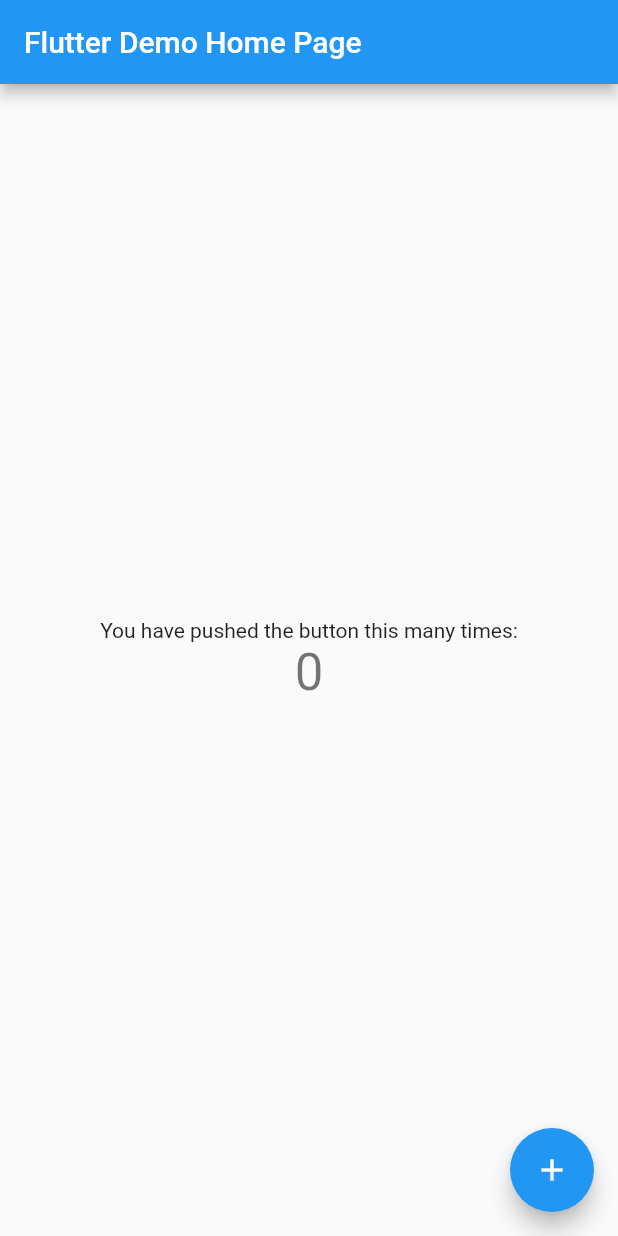
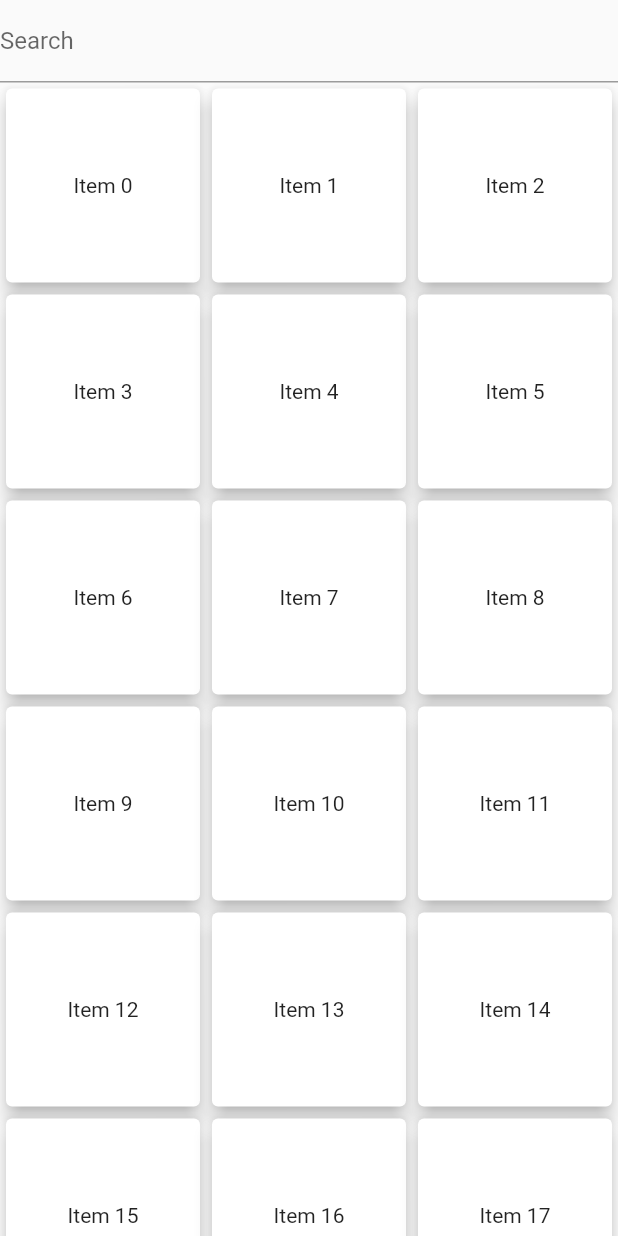
Before and after one commit to andreslab/paas-platform-master, a Flutter app: the screen it shows after launch, on a phone screen of 412 x 824 dp. Run offline on Flutter 3.47's test engine with Material 2 defaults, Android fonts, the phone set to English and light mode, and no system bars.

Commit message:
simple page of list companies

```diff
--- a/lib/main.dart
+++ b/lib/main.dart
@@ -1,111 +1,25 @@
 import 'package:flutter/material.dart';
+import 'pages/home.dart';
+import 'pages/company.dart';
+
 
 void main() => runApp(MyApp());
 
 class MyApp extends StatelessWidget {
-  // This widget is the root of your application.
   @override
   Widget build(BuildContext context) {
+    // TODO: implement build
     return MaterialApp(
-      title: 'Flutter Demo',
+      title: "Flutter Demo",
+      debugShowCheckedModeBanner: false,
       theme: ThemeData(
-        // This is the theme of your application.
-        //
-        // Try running your application with "flutter run". You'll see the
-        // application has a blue toolbar. Then, without quitting the app, try
-        // changing the primarySwatch below to Colors.green and then invoke
-        // "hot reload" (press "r" in the console where you ran "flutter run",
-        // or simply save your changes to "hot reload" in a Flutter IDE).
-        // Notice that the counter didn't reset back to zero; the application
-        // is not restarted.
-        primarySwatch: Colors.blue,
+        primarySwatch: Colors.blue
       ),
-      home: MyHomePage(title: 'Flutter Demo Home Page'),
+      home: CompanyPage(),
+      routes: {
+        "home": (context) => HomePage(),
+        "company": (context) => CompanyPage(),
+      },
     );
   }
 }
-
-class MyHomePage extends StatefulWidget {
-  MyHomePage({Key key, this.title}) : super(key: key);
-
-  // This widget is the home page of your application. It is stateful, meaning
-  // that it has a State object (defined below) that contains fields that affect
-  // how it looks.
-
-  // This class is the configuration for the state. It holds the values (in this
-  // case the title) provided by the parent (in this case the App widget) and
-  // used by the build method of the State. Fields in a Widget subclass are
-  // always marked "final".
-
-  final String title;
-
-  @override
-  _MyHomePageState createState() => _MyHomePageState();
-}
-
-class _MyHomePageState extends State<MyHomePage> {
-  int _counter = 0;
-
-  void _incrementCounter() {
-    setState(() {
-      // This call to setState tells the Flutter framework that something has
-      // changed in this State, which causes it to rerun the build method below
-      // so that the display can reflect the updated values. If we changed
-      // _counter without calling setState(), then the build method would not be
-      // called again, and so nothing would appear to happen.
-      _counter++;
-    });
-  }
-
-  @override
-  Widget build(BuildContext context) {
-    // This method is rerun every time setState is called, for instance as done
-    // by the _incrementCounter method above.
-    //
-    // The Flutter framework has been optimized to make rerunning build methods
-    // fast, so that you can just rebuild anything that needs updating rather
-    // than having to individually change instances of widgets.
-    return Scaffold(
-      appBar: AppBar(
-        // Here we take the value from the MyHomePage object that was created by
-        // the App.build method, and use it to set our appbar title.
-        title: Text(widget.title),
-      ),
-      body: Center(
-        // Center is a layout widget. It takes a single child and positions it
-        // in the middle of the parent.
-        child: Column(
-          // Column is also a layout widget. It takes a list of children and
-          // arranges them vertically. By default, it sizes itself to fit its
-          // children horizontally, and tries to be as tall as its parent.
-          //
-          // Invoke "debug painting" (press "p" in the console, choose the
-          // "Toggle Debug Paint" action from the Flutter Inspector in Android
-          // Studio, or the "Toggle Debug Paint" command in Visual Studio Code)
-          // to see the wireframe for each widget.
-          //
-          // Column has various properties to control how it sizes itself and
-          // how it positions its children. Here we use mainAxisAlignment to
-          // center the children vertically; the main axis here is the vertical
-          // axis because Columns are vertical (the cross axis would be
-          // horizontal).
-          mainAxisAlignment: MainAxisAlignment.center,
-          children: <Widget>[
-            Text(
-              'You have pushed the button this many times:',
-            ),
-            Text(
-              '$_counter',
-              style: Theme.of(context).textTheme.display1,
-            ),
-          ],
-        ),
-      ),
-      floatingActionButton: FloatingActionButton(
-        onPressed: _incrementCounter,
-        tooltip: 'Increment',
-        child: Icon(Icons.add),
-      ), // This trailing comma makes auto-formatting nicer for build methods.
-    );
-  }
-}
--- /dev/null
+++ b/lib/pages/company.dart
@@ -0,0 +1,67 @@
+import 'package:flutter/material.dart';
+import 'package:flutter/cupertino.dart';
+
+class CompanyPage extends StatefulWidget {
+  @override
+  _CompanyPageState createState() => _CompanyPageState();
+}
+
+class _CompanyPageState extends State<CompanyPage> {
+  @override
+  Widget build(BuildContext context) {
+    return Scaffold(
+          body: Column(
+        mainAxisAlignment: MainAxisAlignment.spaceEvenly,
+        children: <Widget>[
+          TextFormField(
+            decoration: InputDecoration(
+                labelText: "Search",
+                contentPadding: EdgeInsets.symmetric(vertical: 10)),
+          ),
+          Expanded(child: gridView)
+        ],
+      ),
+    );
+  }
+
+  var gridView = new GridView.builder(
+        itemCount: 20,
+        gridDelegate:
+            new SliverGridDelegateWithFixedCrossAxisCount(crossAxisCount: 3),
+        itemBuilder: (BuildContext context, int index) {
+          return new GestureDetector(
+            child: new Card(
+              elevation: 5.0,
+              child: new Container(
+                alignment: Alignment.center,
+                child: new Text('Item $index'),
+              ),
+            ),
+            onTap: () {
+              showDialog(
+                barrierDismissible: false,
+                context: context,
+                child: new CupertinoAlertDialog(
+                  title: new Column(
+                    children: <Widget>[
+                      new Text("GridView"),
+                      new Icon(
+                        Icons.favorite,
+                        color: Colors.green,
+                      ),
+                    ],
+                  ),
+                  content: new Text("Selected Item $index"),
+                  actions: <Widget>[
+                    new FlatButton(
+                        onPressed: () {
+                          Navigator.of(context).pop();
+                        },
+                        child: new Text("OK"))
+                  ],
+                ),
+              );
+            },
+          );
+        });
+}
```
Also changed, not shown: lib/pages/home.dart (added, +10 -0 lines).
